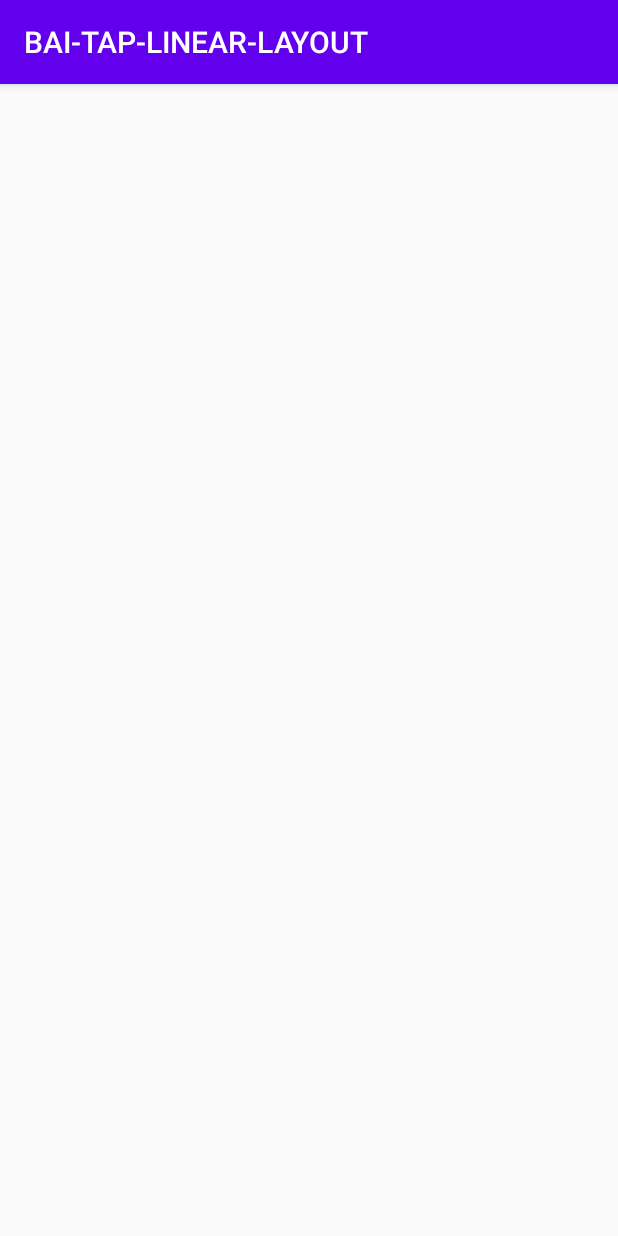
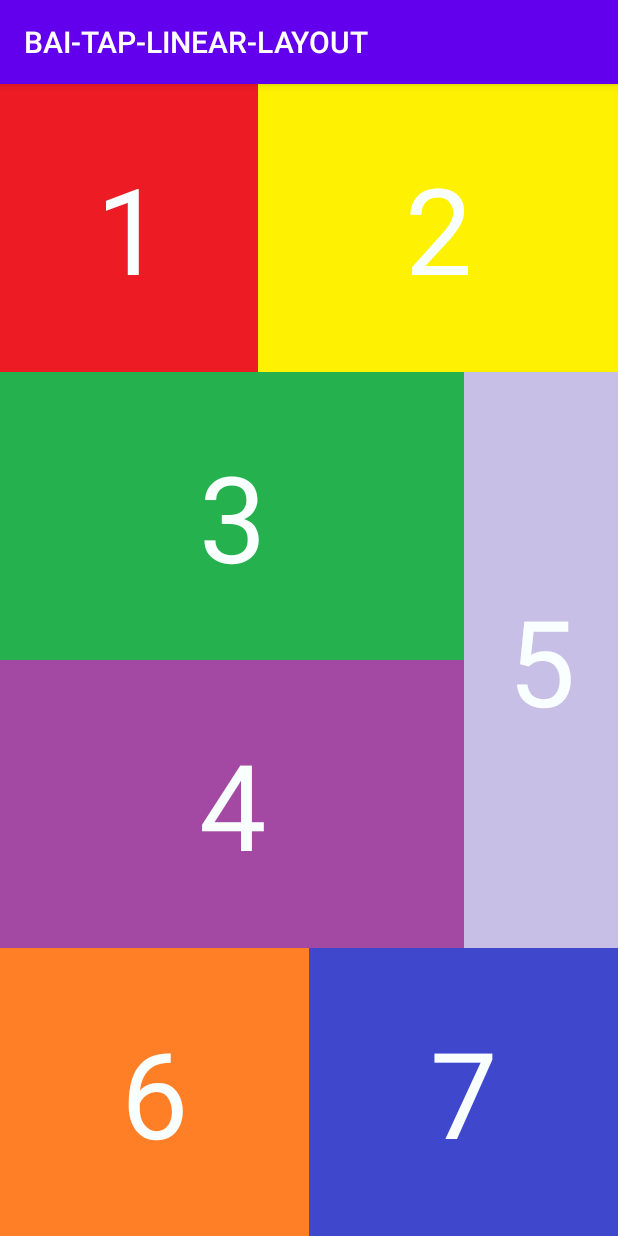
Before and after one commit to phamtandatx/BAI-TAP-LINEAR-LAYOUT, an Android app: the screen it shows after launch (MainActivity), on a phone screen of 412 x 824 dp. Run offline under Robolectric (Android 15) with nearby library versions, the phone set to English and light mode, and no system bars.

Commit message:
xong bai 3

```diff
--- a/app/src/main/res/layout/activity_main.xml
+++ b/app/src/main/res/layout/activity_main.xml
@@ -16,11 +16,32 @@
             android:layout_weight="35"
             android:layout_width="match_parent"
             android:layout_height="match_parent">
+            <TextView
+                android:background="#ed1b24"
+                android:textColor="#f9ffff"
+                android:textSize="80sp"
+                android:gravity="center"
+                android:text="1"
+                android:layout_width="match_parent"
+                android:layout_height="match_parent">
+
+            </TextView>
         </LinearLayout>
         <LinearLayout
             android:layout_weight="25"
             android:layout_width="match_parent"
             android:layout_height="match_parent">
+
+            <TextView
+                android:background="#fef102"
+                android:textColor="#f9ffff"
+                android:textSize="80sp"
+                android:gravity="center"
+                android:text="2"
+                android:layout_width="match_parent"
+                android:layout_height="match_parent">
+
+            </TextView>
         </LinearLayout>
 </LinearLayout>
 
@@ -39,13 +60,31 @@
                 android:layout_weight="5"
                 android:layout_width="match_parent"
                 android:layout_height="match_parent">
+                <TextView
+                    android:background="#25b14e"
+                    android:textColor="#f9ffff"
+                    android:textSize="80sp"
+                    android:gravity="center"
+                    android:text="3"
+                    android:layout_width="match_parent"
+                    android:layout_height="match_parent">
 
+                </TextView>
             </LinearLayout>
             <LinearLayout
                 android:layout_weight="5"
                 android:layout_width="match_parent"
                 android:layout_height="match_parent">
+                <TextView
+                    android:background="#a349a3"
+                    android:textColor="#f9ffff"
+                    android:textSize="80sp"
+                    android:gravity="center"
+                    android:text="4"
+                    android:layout_width="match_parent"
+                    android:layout_height="match_parent">
 
+                </TextView>
             </LinearLayout>
         </LinearLayout>
         <LinearLayout
@@ -53,6 +92,16 @@
             android:layout_width="match_parent"
             android:layout_height="match_parent"
             android:orientation="horizontal">
+            <TextView
+                android:background="#c7bfe6"
+                android:textColor="#f9ffff"
+                android:textSize="80sp"
+                android:gravity="center"
+                android:text="5"
+                android:layout_width="match_parent"
+                android:layout_height="match_parent">
+
+            </TextView>
         </LinearLayout>
 
     </LinearLayout>
@@ -66,12 +115,32 @@
             android:layout_weight="30"
             android:layout_width="match_parent"
             android:layout_height="match_parent">
+            <TextView
+                android:background="#ff7f26"
+                android:textColor="#f9ffff"
+                android:textSize="80sp"
+                android:gravity="center"
+                android:text="6"
+                android:layout_width="match_parent"
+                android:layout_height="match_parent">
+
+            </TextView>
         </LinearLayout>
 
         <LinearLayout
             android:layout_weight="30"
             android:layout_width="match_parent"
             android:layout_height="match_parent">
+            <TextView
+                android:background="#3f47cc"
+                android:textColor="#f9ffff"
+                android:textSize="80sp"
+                android:gravity="center"
+                android:text="7"
+                android:layout_width="match_parent"
+                android:layout_height="match_parent">
+
+            </TextView>
         </LinearLayout>
 
 
```
